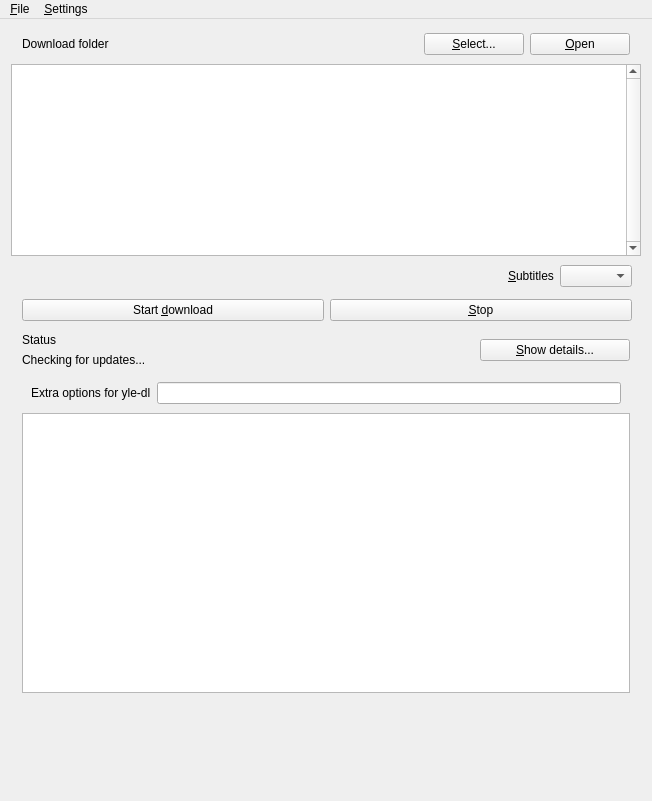
First picture: the form in MainWindow.ui, repository hekkup/qyledl, before the edit.
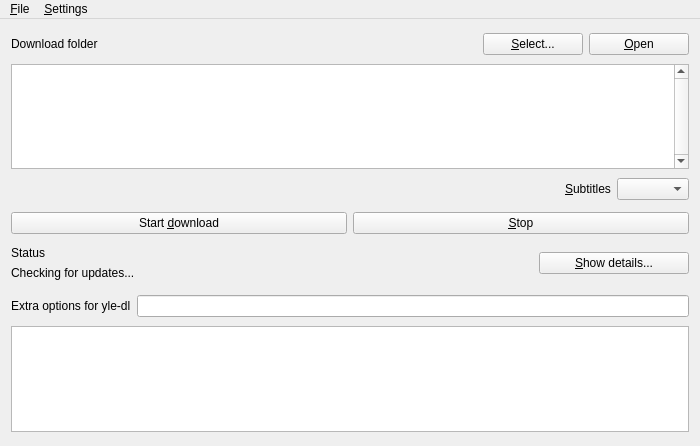
Second picture: the form after the edit. Custom widgets are drawn as their Qt base class.

Commit message: Enabled resizing main window

Diff of the .ui file:
```diff
--- a/MainWindow.ui
+++ b/MainWindow.ui
@@ -6,24 +6,15 @@
    <rect>
     <x>0</x>
     <y>0</y>
-    <width>652</width>
-    <height>801</height>
+    <width>700</width>
+    <height>446</height>
    </rect>
   </property>
   <property name="windowTitle">
    <string>YLE Areena downloader</string>
   </property>
   <widget class="QWidget" name="centralWidget">
-   <property name="sizePolicy">
-    <sizepolicy hsizetype="Expanding" vsizetype="Minimum">
-     <horstretch>0</horstretch>
-     <verstretch>0</verstretch>
-    </sizepolicy>
-   </property>
    <layout class="QVBoxLayout" name="verticalLayout">
-    <property name="sizeConstraint">
-     <enum>QLayout::SetFixedSize</enum>
-    </property>
     <item>
      <spacer name="horizontalSpacer">
       <property name="orientation">
@@ -39,15 +30,33 @@
     </item>
     <item>
      <widget class="QWidget" name="destDirWidget" native="true">
+      <property name="sizePolicy">
+       <sizepolicy hsizetype="Preferred" vsizetype="Fixed">
+        <horstretch>0</horstretch>
+        <verstretch>0</verstretch>
+       </sizepolicy>
+      </property>
       <layout class="QHBoxLayout" name="horizontalLayout">
+       <property name="leftMargin">
+        <number>0</number>
+       </property>
        <property name="topMargin">
         <number>3</number>
        </property>
+       <property name="rightMargin">
+        <number>0</number>
+       </property>
        <property name="bottomMargin">
         <number>3</number>
        </property>
        <item>
         <widget class="QLabel" name="destDirLabel">
+         <property name="sizePolicy">
+          <sizepolicy hsizetype="Preferred" vsizetype="Expanding">
+           <horstretch>0</horstretch>
+           <verstretch>0</verstretch>
+          </sizepolicy>
+         </property>
          <property name="text">
           <string>Download folder</string>
          </property>
@@ -90,6 +99,18 @@
     </item>
     <item>
      <widget class="VideoTableView" name="videoTableView">
+      <property name="sizePolicy">
+       <sizepolicy hsizetype="Expanding" vsizetype="Expanding">
+        <horstretch>0</horstretch>
+        <verstretch>0</verstretch>
+       </sizepolicy>
+      </property>
+      <property name="minimumSize">
+       <size>
+        <width>0</width>
+        <height>100</height>
+       </size>
+      </property>
       <property name="verticalScrollBarPolicy">
        <enum>Qt::ScrollBarAlwaysOn</enum>
       </property>
@@ -107,11 +128,14 @@
     <item>
      <widget class="QWidget" name="subtitlesWidget" native="true">
       <layout class="QHBoxLayout" name="horizontalLayout_6">
+       <property name="leftMargin">
+        <number>0</number>
+       </property>
        <property name="topMargin">
         <number>3</number>
        </property>
        <property name="rightMargin">
-        <number>9</number>
+        <number>0</number>
        </property>
        <property name="bottomMargin">
         <number>3</number>
@@ -148,11 +172,14 @@
     <item>
      <widget class="QWidget" name="downloadWidget" native="true">
       <layout class="QHBoxLayout" name="horizontalLayout_3">
+       <property name="leftMargin">
+        <number>0</number>
+       </property>
        <property name="topMargin">
         <number>3</number>
        </property>
        <property name="rightMargin">
-        <number>9</number>
+        <number>0</number>
        </property>
        <property name="bottomMargin">
         <number>3</number>
@@ -177,9 +204,15 @@
     <item>
      <widget class="QWidget" name="statusWidget" native="true">
       <layout class="QHBoxLayout" name="horizontalLayout_4">
+       <property name="leftMargin">
+        <number>0</number>
+       </property>
        <property name="topMargin">
         <number>3</number>
        </property>
+       <property name="rightMargin">
+        <number>0</number>
+       </property>
        <property name="bottomMargin">
         <number>3</number>
        </property>
@@ -235,22 +268,28 @@
     <item>
      <widget class="QWidget" name="detailsWidget" native="true">
       <layout class="QVBoxLayout" name="verticalLayout_2">
+       <property name="leftMargin">
+        <number>0</number>
+       </property>
        <property name="topMargin">
         <number>3</number>
        </property>
+       <property name="rightMargin">
+        <number>0</number>
+       </property>
        <property name="bottomMargin">
         <number>3</number>
        </property>
        <item>
         <layout class="QHBoxLayout" name="extraOptionsWidget">
          <property name="leftMargin">
-          <number>9</number>
+          <number>0</number>
          </property>
          <property name="topMargin">
           <number>3</number>
          </property>
          <property name="rightMargin">
-          <number>9</number>
+          <number>0</number>
          </property>
          <property name="bottomMargin">
           <number>3</number>
@@ -263,7 +302,14 @@
           </widget>
          </item>
          <item>
-          <widget class="QLineEdit" name="yleDlExtraOptionsLineEdit"/>
+          <widget class="QLineEdit" name="yleDlExtraOptionsLineEdit">
+           <property name="sizePolicy">
+            <sizepolicy hsizetype="Expanding" vsizetype="Preferred">
+             <horstretch>0</horstretch>
+             <verstretch>0</verstretch>
+            </sizepolicy>
+           </property>
+          </widget>
          </item>
         </layout>
        </item>
@@ -272,7 +318,7 @@
          <property name="minimumSize">
           <size>
            <width>0</width>
-           <height>280</height>
+           <height>100</height>
           </size>
          </property>
          <property name="readOnly">
@@ -290,7 +336,7 @@
     <rect>
      <x>0</x>
      <y>0</y>
-     <width>652</width>
+     <width>700</width>
      <height>20</height>
     </rect>
    </property>
```
The commit also changes 2 other files.
